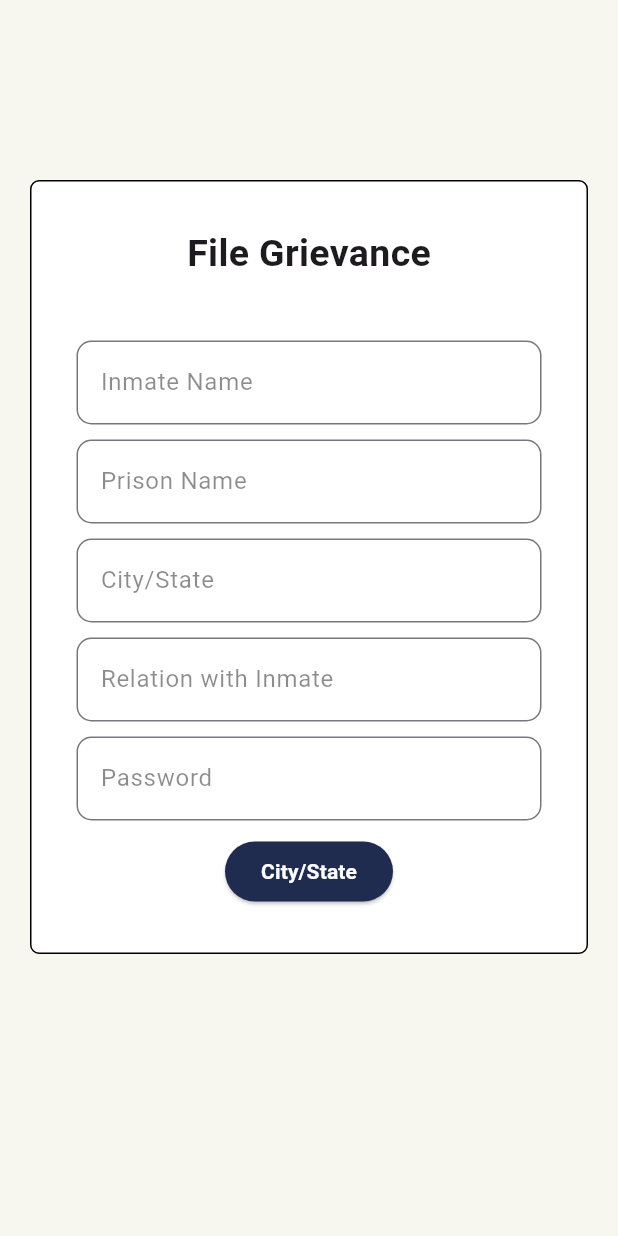
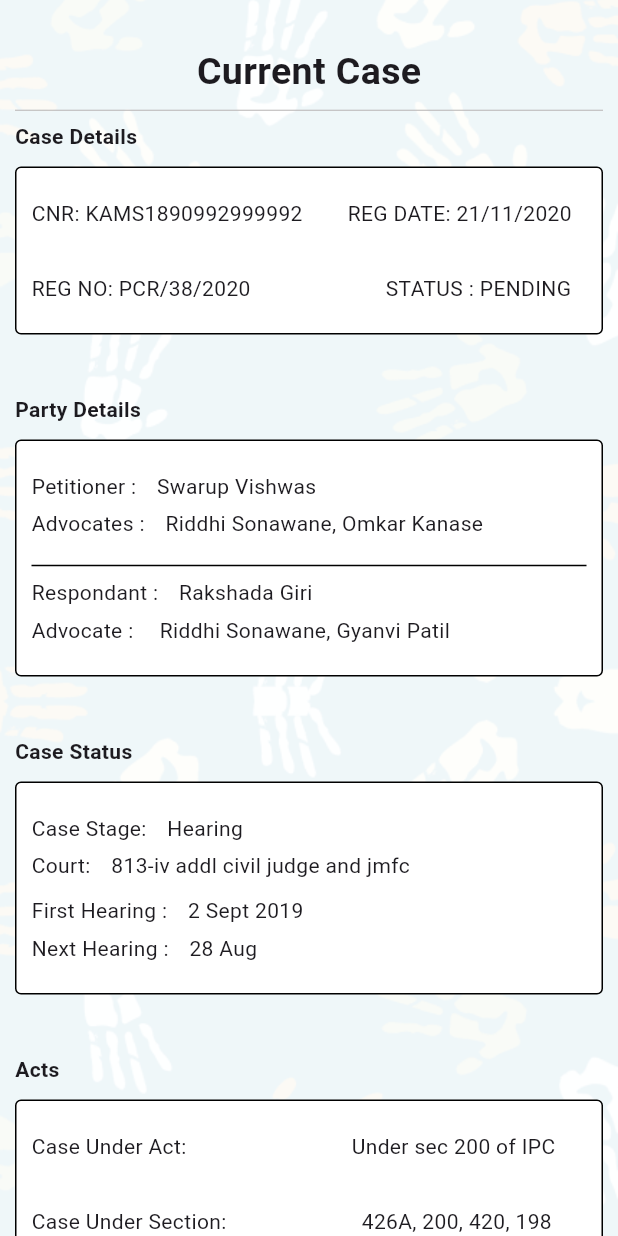
Before and after one commit to SwarupVishwas18/right-aid, a Flutter app: the screen it shows after launch, on a phone screen of 412 x 824 dp. Run offline on Flutter 3.47's test engine with Material 2 defaults, Android fonts, the phone set to English and light mode, and no system bars; our stand-ins replace firebase_core; accounts and stored records are empty.

Commit message:
current_case done

```diff
--- /dev/null
+++ b/right_aid/lib/current_case.dart
@@ -0,0 +1,270 @@
+import 'package:flutter/material.dart';
+
+class CurrentCase extends StatelessWidget {
+  const CurrentCase({super.key});
+
+  @override
+  Widget build(BuildContext context) {
+    return Scaffold(
+      body: Container(
+        height: MediaQuery.of(context).size.height,
+        decoration: const BoxDecoration(
+            image: DecorationImage(
+                image: AssetImage("assets/img/chat_bg.png"),
+                fit: BoxFit.cover)),
+        child: Padding(
+          padding: const EdgeInsets.symmetric(horizontal: 10),
+          child: Column(children: [
+            const SizedBox(
+              height: 30,
+            ),
+            const Text(
+              "Current Case",
+              style: TextStyle(fontSize: 25, fontWeight: FontWeight.bold),
+            ),
+            //add horizontal line
+
+            const Divider(
+              color: Color.fromARGB(255, 186, 183, 183),
+              height: 15,
+              thickness: 0.7,
+              indent: 0,
+              endIndent: 0,
+            ),
+            Container(
+              alignment: Alignment.centerLeft,
+              child: const Text("Case Details",
+                  style: TextStyle(fontWeight: FontWeight.bold)),
+            ),
+
+            const SizedBox(
+              height: 10,
+            ),
+            Container(
+                decoration: BoxDecoration(
+                  color: const Color.fromARGB(255, 255, 255, 255),
+                  border: Border.all(
+                      width: 1.0, color: const Color.fromARGB(255, 0, 0, 0)),
+                  borderRadius: BorderRadius.circular(4),
+                ),
+                child: const Padding(
+                  padding: EdgeInsets.symmetric(horizontal: 10, vertical: 20),
+                  child: Column(
+                    children: [
+                      Row(
+                        children: [
+                          Text("CNR: KAMS1890992999992"),
+                          SizedBox(
+                            width: 30,
+                          ),
+                          Text("REG DATE: 21/11/2020")
+                        ],
+                      ),
+                      SizedBox(
+                        height: 30,
+                      ),
+                      Row(
+                        children: [
+                          Text("REG NO: PCR/38/2020"),
+                          SizedBox(
+                            width: 90,
+                          ),
+                          Text("STATUS : PENDING")
+                        ],
+                      )
+                    ],
+                  ),
+                )),
+            const SizedBox(
+              height: 40,
+            ),
+            Container(
+              alignment: Alignment.centerLeft,
+              child: const Text("Party Details",
+                  style: TextStyle(fontWeight: FontWeight.bold)),
+            ),
+            const SizedBox(
+              height: 10,
+            ),
+            Container(
+                decoration: BoxDecoration(
+                  color: const Color.fromARGB(255, 255, 255, 255),
+                  border: Border.all(
+                      width: 1.0, color: const Color.fromARGB(255, 0, 0, 0)),
+                  borderRadius: BorderRadius.circular(4),
+                ),
+                child: const Padding(
+                  padding: EdgeInsets.symmetric(horizontal: 10, vertical: 20),
+                  child: Column(
+                    children: [
+                      Row(
+                        children: [
+                          Text("Petitioner : "),
+                          SizedBox(
+                            width: 10,
+                          ),
+                          Text("Swarup Vishwas")
+                        ],
+                      ),
+                      SizedBox(
+                        height: 5,
+                      ),
+                      Row(
+                        children: [
+                          Text("Advocates : "),
+                          SizedBox(
+                            width: 10,
+                          ),
+                          Text("Riddhi Sonawane, Omkar Kanase")
+                        ],
+                      ),
+                      SizedBox(
+                        height: 10,
+                      ),
+                      Divider(color: Colors.black),
+                      Row(
+                        children: [
+                          Text("Respondant : "),
+                          SizedBox(
+                            width: 10,
+                          ),
+                          Text("Rakshada Giri")
+                        ],
+                      ),
+                      SizedBox(
+                        height: 5,
+                      ),
+                      Row(
+                        children: [
+                          Text("Advocate :  "),
+                          SizedBox(
+                            width: 10,
+                          ),
+                          Text("Riddhi Sonawane, Gyanvi Patil")
+                        ],
+                      ),
+                    ],
+                  ),
+                )),
+            const SizedBox(
+              height: 40,
+            ),
+            Container(
+              alignment: Alignment.centerLeft,
+              child: const Text("Case Status",
+                  style: TextStyle(fontWeight: FontWeight.bold)),
+            ),
+            const SizedBox(
+              height: 10,
+            ),
+            Container(
+                decoration: BoxDecoration(
+                  color: const Color.fromARGB(255, 255, 255, 255),
+                  border: Border.all(
+                      width: 1.0, color: const Color.fromARGB(255, 0, 0, 0)),
+                  borderRadius: BorderRadius.circular(4),
+                ),
+                child: const Padding(
+                  padding: EdgeInsets.symmetric(horizontal: 10, vertical: 20),
+                  child: Column(
+                    children: [
+                      Row(
+                        children: [
+                          Text("Case Stage: "),
+                          SizedBox(
+                            width: 10,
+                          ),
+                          Text("Hearing")
+                        ],
+                      ),
+                      SizedBox(
+                        height: 5,
+                      ),
+                      Row(
+                        children: [
+                          Text("Court: "),
+                          SizedBox(
+                            width: 10,
+                          ),
+                          Text("813-iv addl civil judge and jmfc")
+                        ],
+                      ),
+                      SizedBox(
+                        height: 10,
+                      ),
+                      Row(
+                        children: [
+                          Text("First Hearing : "),
+                          SizedBox(
+                            width: 10,
+                          ),
+                          Text("2 Sept 2019")
+                        ],
+                      ),
+                      SizedBox(
+                        height: 5,
+                      ),
+                      Row(
+                        children: [
+                          Text("Next Hearing : "),
+                          SizedBox(
+                            width: 10,
+                          ),
+                          Text("28 Aug")
+                        ],
+                      ),
+                    ],
+                  ),
+                )),
+            const SizedBox(
+              height: 40,
+            ),
+            Container(
+              alignment: Alignment.centerLeft,
+              child: const Text("Acts",
+                  style: TextStyle(fontWeight: FontWeight.bold)),
+            ),
+            const SizedBox(
+              height: 10,
+            ),
+            Container(
+                decoration: BoxDecoration(
+                  color: const Color.fromARGB(255, 255, 255, 255),
+                  border: Border.all(
+                      width: 1.0, color: const Color.fromARGB(255, 0, 0, 0)),
+                  borderRadius: BorderRadius.circular(4),
+                ),
+                child: const Padding(
+                  padding: EdgeInsets.symmetric(horizontal: 10, vertical: 20),
+                  child: Column(
+                    children: [
+                      Row(
+                        children: [
+                          Text("Case Under Act:"),
+                          SizedBox(
+                            width: 110,
+                          ),
+                          Text("Under sec 200 of IPC")
+                        ],
+                      ),
+                      SizedBox(
+                        height: 30,
+                      ),
+                      Row(
+                        children: [
+                          Text("Case Under Section:"),
+                          SizedBox(
+                            width: 90,
+                          ),
+                          Text("426A, 200, 420, 198")
+                        ],
+                      )
+                    ],
+                  ),
+                )),
+          ]),
+        ),
+      ),
+    );
+  }
+}
--- a/right_aid/lib/main.dart
+++ b/right_aid/lib/main.dart
@@ -8,6 +8,7 @@ import 'package:right_aid/inmate_signup.dart';
 import 'package:right_aid/lawyer_signup.dart';
 import 'package:right_aid/medical_status.dart';
 import 'package:right_aid/seminars_view.dart';
+import 'package:right_aid/current_case.dart';
 
 void main() {
   runApp(const MyApp());
@@ -25,7 +26,7 @@ class MyApp extends StatelessWidget {
         colorScheme: ColorScheme.fromSeed(seedColor: Colors.deepPurple),
         useMaterial3: true,
       ),
-      home: const FileGrievance(),
+      home: const CurrentCase(),
     );
   }
 }
```
Also changed, not shown: right_aid/assets/img/chat_bg.png (added).
